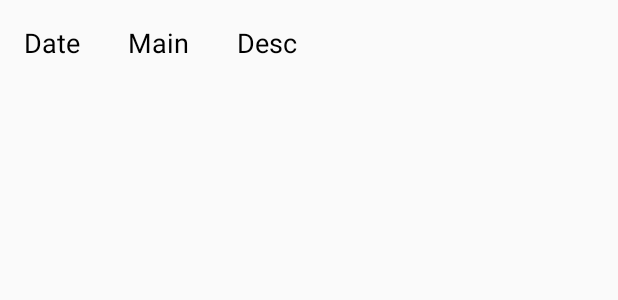
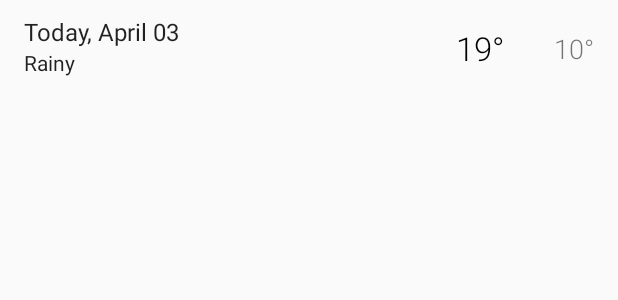
Before and after one commit to myolwin00/Sunshine-android, an Android app: the layout item_forecast.xml on its own in the app's theme, with its tools: preview values and no code run, on a phone screen of 412 x 824 dp. Shown: the top 300 px of the screen. Run offline under Robolectric (Android 15) with nearby library versions, the phone set to English and light mode, and no system bars.

Commit message:
ui polish

```diff
--- a/app/src/main/java/io/github/myolwin00/sunshine/data/Forecast.kt
+++ b/app/src/main/java/io/github/myolwin00/sunshine/data/Forecast.kt
@@ -1,5 +1,6 @@
 package io.github.myolwin00.sunshine.data
 
+import android.arch.persistence.room.Embedded
 import android.arch.persistence.room.Entity
 import android.arch.persistence.room.Ignore
 import android.arch.persistence.room.PrimaryKey
@@ -18,7 +19,7 @@ class Forecast {
     @SerializedName("dt_txt")
     var mDtTxt: String? = null
 
-    @Ignore
+    @Embedded
     @SerializedName("main")
     var mMain: Main? = null
 
--- a/app/src/main/java/io/github/myolwin00/sunshine/data/source/remote/WeatherRemoteSource.kt
+++ b/app/src/main/java/io/github/myolwin00/sunshine/data/source/remote/WeatherRemoteSource.kt
@@ -21,7 +21,7 @@ class WeatherRemoteSource(retrofit: Retrofit) {
     private val weatherService: WeatherService = retrofit.create(WeatherService::class.java)
 
     fun getForecasts(callback: WeatherRepository.LoadForecastsCallback) {
-        weatherService.getForecasts(AppConst.RANGOON_ID, BuildConfig.WeatherApiKey)
+        weatherService.getForecasts(AppConst.RANGOON_ID, AppConst.TEMP_UNIT, BuildConfig.WeatherApiKey)
                 .enqueue(object: Callback<ForecastResponse> {
                     override fun onResponse(call: Call<ForecastResponse>,
                                             response: Response<ForecastResponse>) {
--- a/app/src/main/java/io/github/myolwin00/sunshine/data/source/remote/WeatherService.kt
+++ b/app/src/main/java/io/github/myolwin00/sunshine/data/source/remote/WeatherService.kt
@@ -15,6 +15,7 @@ interface WeatherService {
     @GET("data/2.5/forecast")
     fun getForecasts (
             @Query("id") cityId: String,
+            @Query("units") unit: String,
             @Query("appid") apiKey: String
     ) : Call<ForecastResponse>
 }
--- a/app/src/main/java/io/github/myolwin00/sunshine/di/DaoModule.kt
+++ b/app/src/main/java/io/github/myolwin00/sunshine/di/DaoModule.kt
@@ -16,7 +16,7 @@ class DaoModule {
     @Provides
     @Singleton
     fun provideForecastDB(context: Context): ForecastDB {
-        return ForecastDB.getForecastDb(context)
+        return ForecastDB.getImForecastDb(context)
     }
 
     @Provides
--- a/app/src/main/java/io/github/myolwin00/sunshine/utils/AppConst.kt
+++ b/app/src/main/java/io/github/myolwin00/sunshine/utils/AppConst.kt
@@ -7,5 +7,6 @@ class AppConst {
 
     companion object {
         const val RANGOON_ID = "1298824"
+        const val TEMP_UNIT = "imperial"
     }
 }
--- /dev/null
+++ b/app/src/main/java/io/github/myolwin00/sunshine/utils/DateFormatUtil.kt
@@ -0,0 +1,16 @@
+package io.github.myolwin00.sunshine.utils
+
+import java.text.SimpleDateFormat
+
+/**
+ * Created by myolwin00 on 11/13/17.
+ */
+class DateFormatUtil {
+
+    companion object {
+        fun formatDate(millisec: Long?): String {
+            val sdf = SimpleDateFormat("EEE, d MMM")
+            return sdf.format(millisec)
+        }
+    }
+}
--- /dev/null
+++ b/app/src/main/java/io/github/myolwin00/sunshine/utils/TemperatureUtil.kt
@@ -0,0 +1,16 @@
+package io.github.myolwin00.sunshine.utils
+
+import android.content.Context
+import io.github.myolwin00.sunshine.R
+
+/**
+ * Created by myolwin00 on 11/13/17.
+ */
+class TemperatureUtil {
+
+    companion object {
+        fun formatTemperature(context: Context, temperature: Double?): String {
+            return String.format(context.getString(R.string.format_temperature), temperature)
+        }
+    }
+}
--- a/app/src/main/java/io/github/myolwin00/sunshine/view/holders/ForecastVH.kt
+++ b/app/src/main/java/io/github/myolwin00/sunshine/view/holders/ForecastVH.kt
@@ -3,6 +3,8 @@ package io.github.myolwin00.sunshine.view.holders
 import android.support.v7.widget.RecyclerView
 import android.view.View
 import io.github.myolwin00.sunshine.data.Forecast
+import io.github.myolwin00.sunshine.utils.DateFormatUtil
+import io.github.myolwin00.sunshine.utils.TemperatureUtil
 import kotlinx.android.synthetic.main.item_forecast.view.*
 
 /**
@@ -15,6 +17,10 @@ class ForecastVH(itemView: View) : RecyclerView.ViewHolder(itemView) {
     fun bind(forecast: Forecast) {
         mForecast = forecast
 
-        itemView.tv_date.text = forecast.mDtTxt
+        itemView.tv_date.text = DateFormatUtil.formatDate(mForecast.mDt)
+        itemView.tv_high_temperature.text = TemperatureUtil.formatTemperature(
+                itemView.context, forecast.mMain?.mTempMax)
+        itemView.tv_low_temperature.text = TemperatureUtil.formatTemperature(
+                itemView.context, forecast.mMain?.mTempMin)
     }
 }
--- a/app/src/main/res/layout/item_forecast.xml
+++ b/app/src/main/res/layout/item_forecast.xml
@@ -1,36 +1,60 @@
 <?xml version="1.0" encoding="utf-8"?>
-<LinearLayout
-    xmlns:android="http://schemas.android.com/apk/res/android" android:layout_width="match_parent"
-    android:layout_height="wrap_content">
+<android.support.constraint.ConstraintLayout
+    xmlns:android="http://schemas.android.com/apk/res/android"
+    xmlns:app="http://schemas.android.com/apk/res-auto"
+    xmlns:tools="http://schemas.android.com/tools"
+    android:layout_width="match_parent"
+    android:layout_height="wrap_content"
+    android:paddingLeft="16dp"
+    android:paddingRight="16dp"
+    android:minHeight="?android:attr/listPreferredItemHeight">
 
     <TextView
         android:id="@+id/tv_date"
-        android:textSize="18sp"
-        android:padding="16dp"
-        android:text="Date"
-        android:textColor="#000"
-        android:textAlignment="center"
         android:layout_width="wrap_content"
-        android:layout_height="wrap_content" />
+        android:layout_height="wrap_content"
+        android:textAppearance="@style/TextAppearance.AppCompat.Subhead"
+        app:layout_constraintBottom_toTopOf="@+id/guideline"
+        tools:text="Today, April 03"/>
 
     <TextView
-        android:id="@+id/tv_main"
-        android:textSize="18sp"
-        android:padding="16dp"
-        android:text="Main"
-        android:textColor="#000"
-        android:textAlignment="center"
+        android:id="@+id/weather_description"
         android:layout_width="wrap_content"
-        android:layout_height="wrap_content" />
+        android:layout_height="wrap_content"
+        android:textAppearance="@style/TextAppearance.AppCompat.Body1"
+        app:layout_constraintLeft_toLeftOf="@+id/tv_date"
+        app:layout_constraintTop_toTopOf="@+id/guideline"
+        android:text="Rainy"/>
 
     <TextView
-        android:id="@+id/tv_desc"
+        android:id="@+id/tv_high_temperature"
+        android:layout_width="wrap_content"
+        android:layout_height="wrap_content"
+        android:fontFamily="sans-serif-light"
+        android:textSize="22sp"
+        android:textColor="@android:color/black"
+        app:layout_constraintBottom_toTopOf="@+id/guideline"
+        app:layout_constraintRight_toLeftOf="@+id/tv_low_temperature"
+        app:layout_constraintTop_toTopOf="@+id/guideline"
+        tools:text="19\u00b0"/>
+
+    <TextView
+        android:id="@+id/tv_low_temperature"
+        android:layout_width="60dp"
+        android:layout_height="wrap_content"
+        android:fontFamily="sans-serif-light"
         android:textSize="18sp"
-        android:padding="16dp"
-        android:text="Desc"
-        android:textColor="#000"
-        android:textAlignment="center"
+        android:gravity="end"
+        app:layout_constraintBottom_toBottomOf="@+id/guideline"
+        app:layout_constraintRight_toRightOf="parent"
+        app:layout_constraintTop_toTopOf="@+id/guideline"
+        tools:text="10\u00b0"/>
+
+    <android.support.constraint.Guideline
+        android:id="@+id/guideline"
         android:layout_width="wrap_content"
-        android:layout_height="wrap_content" />
+        android:layout_height="wrap_content"
+        android:orientation="horizontal"
+        app:layout_constraintGuide_percent="0.5"/>
 
-</LinearLayout>
+</android.support.constraint.ConstraintLayout>
--- a/app/src/main/res/values/strings.xml
+++ b/app/src/main/res/values/strings.xml
@@ -1,3 +1,6 @@
-<resources>
+<resources xmlns:xliff="urn:oasis:names:tc:xliff:document:1.2">
     <string name="app_name">Sunshine</string>
+    <string name="format_temperature">
+        <xliff:g id="temp">%1.0f</xliff:g>\u00B0
+    </string>
 </resources>
```
